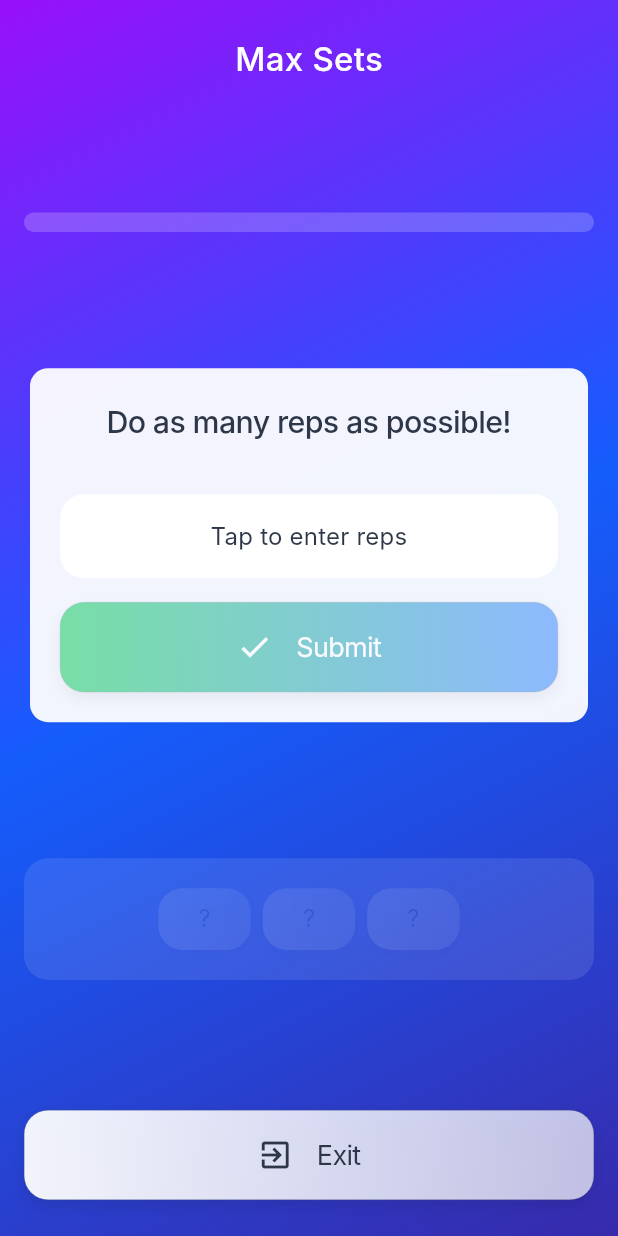
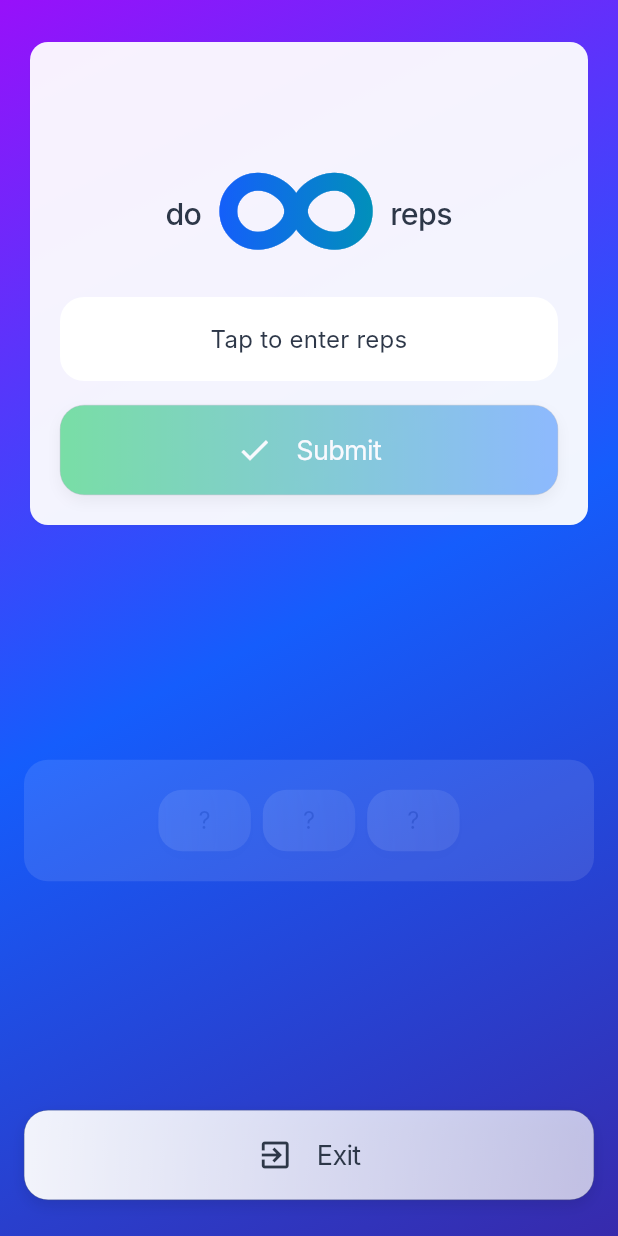
Before and after one commit to SaturnFromTitan/pull-up-ritual, a Flutter app: the screen it shows after launch, after a tap on "Start Workout", on a phone screen of 412 x 824 dp. Run offline on Flutter 3.47's test engine with Material 3 defaults, Android fonts, the phone set to English and light mode, and no system bars; Roboto replaces fonts that are missing (Inter).

Commit message:
feat: remove progressbar and reduce clutter (#12)

```diff
--- a/lib/features/workout/screens/rest_screen.dart
+++ b/lib/features/workout/screens/rest_screen.dart
@@ -3,14 +3,12 @@ import 'package:provider/provider.dart';
 import 'package:pull_up_ritual/common/themes/app_spacing.dart';
 import 'package:pull_up_ritual/common/themes/app_typography.dart';
 import 'package:pull_up_ritual/common/widgets/screen_scaffold.dart';
-import 'package:pull_up_ritual/features/workout/widgets/progress_bar.dart';
 import 'package:pull_up_ritual/features/workout/widgets/set_cards.dart';
 import 'package:pull_up_ritual/features/workout/providers/workout_provider.dart';
 import 'package:pull_up_ritual/common/utils/utils.dart';
 
 class RestScreen extends StatelessWidget {
-  final double progress;
-  const RestScreen({super.key, required this.progress});
+  const RestScreen({super.key});
 
   @override
   Widget build(BuildContext context) {
@@ -27,7 +25,6 @@ class RestScreen extends StatelessWidget {
         mainAxisAlignment: MainAxisAlignment.spaceBetween,
         children: [
           Text(workoutProvider.workout.workoutType.name),
-          WorkoutProgressBar(value: progress),
           Column(
             children: [
               Text(
--- a/lib/features/workout/screens/workouts/_base_workout_screen.dart
+++ b/lib/features/workout/screens/workouts/_base_workout_screen.dart
@@ -7,9 +7,9 @@ import 'package:pull_up_ritual/common/widgets/screen_scaffold.dart';
 import 'package:pull_up_ritual/common/shell_screen.dart';
 import 'package:pull_up_ritual/common/widgets/home_button.dart';
 import 'package:pull_up_ritual/features/workout/widgets/set_cards.dart';
-import 'package:pull_up_ritual/features/workout/widgets/progress_bar.dart';
 import 'package:pull_up_ritual/features/workout/providers/workout_provider.dart';
 import 'package:pull_up_ritual/common/utils/utils.dart';
+import 'package:flutter/cupertino.dart';
 
 import 'package:pull_up_ritual/common/providers/app_provider.dart';
 import 'package:pull_up_ritual/features/workout/models.dart';
@@ -33,8 +33,8 @@ abstract class BaseWorkoutState<T extends BaseWorkoutScreen> extends State<T> {
     return workoutProvider.workout.sets.length;
   }
 
-  double progress(WorkoutProvider workoutProvider) {
-    return getCompletedGroups(workoutProvider) /
+  bool isFinished(WorkoutProvider workoutProvider) {
+    return getCompletedGroups(workoutProvider) ==
         workoutProvider.workout.maxGroups;
   }
 
@@ -51,7 +51,7 @@ abstract class BaseWorkoutState<T extends BaseWorkoutScreen> extends State<T> {
       MaterialPageRoute(
         builder: (_) => ChangeNotifierProvider.value(
           value: workoutProvider,
-          child: RestScreen(progress: progress(workoutProvider)),
+          child: RestScreen(),
         ),
       ),
     );
@@ -76,7 +76,7 @@ abstract class BaseWorkoutState<T extends BaseWorkoutScreen> extends State<T> {
     workoutProvider.addSet(set_);
 
     // navigate
-    if (progress(workoutProvider) == 1) {
+    if (isFinished(workoutProvider)) {
       workoutProvider.finish(appProvider);
       navigateToSuccess(workoutProvider);
     } else {
@@ -92,16 +92,17 @@ abstract class BaseWorkoutState<T extends BaseWorkoutScreen> extends State<T> {
     int? targetReps = getTargetReps();
     Widget inputs = getInputs(workoutProvider, appProvider);
     final instructionTextStyle = AppTypography.headlineLarge;
+    final instructionTarget = targetReps == null
+        ? Icon(CupertinoIcons.infinite, size: 110, color: Colors.white)
+        : Text(
+            targetReps.toString(),
+            style: TextStyle(fontSize: 110, color: Colors.white),
+          );
 
     return ScreenScaffold(
       child: Column(
         mainAxisAlignment: MainAxisAlignment.spaceBetween,
         children: [
-          Text(
-            workoutProvider.workout.workoutType.name,
-            style: AppTypography.displaySmall,
-          ),
-          WorkoutProgressBar(value: progress(workoutProvider)),
           SizedBox(
             width: double.infinity,
             child: Card(
@@ -111,17 +112,8 @@ abstract class BaseWorkoutState<T extends BaseWorkoutScreen> extends State<T> {
                 padding: EdgeInsets.all(AppSpacing.paddingSmall),
                 child: Column(
                   children: [
-                    targetReps == null
-                        ? Column(
-                            children: [
-                              Text(
-                                "Do as many reps as possible!",
-                                style: instructionTextStyle,
-                              ),
-                              SizedBox(height: AppSpacing.xl),
-                            ],
-                          )
-                        : Row(
+                    if (targetReps == null) SizedBox(height: AppSpacing.xxl),
+                    Row(
                       mainAxisAlignment: MainAxisAlignment.center,
                       children: [
                         Text("do", style: instructionTextStyle),
@@ -129,13 +121,7 @@ abstract class BaseWorkoutState<T extends BaseWorkoutScreen> extends State<T> {
                         ShaderMask(
                           shaderCallback: (bounds) =>
                               AppGradients.repCount.createShader(bounds),
-                                child: Text(
-                                  targetReps.toString(),
-                                  style: TextStyle(
-                                    fontSize: 110,
-                                    color: Colors.white,
-                                  ),
-                                ),
+                          child: instructionTarget,
                         ),
                         const SizedBox(width: AppSpacing.sm),
                         Text(
--- a/lib/features/workout/screens/workouts/ladders_screen.dart
+++ b/lib/features/workout/screens/workouts/ladders_screen.dart
@@ -50,7 +50,7 @@ class _LaddersState extends BaseWorkoutState<LaddersScreen> {
       GradientButton(
         onPressed: () {
           // have to increment completedLadders before calling finishSet
-          // so that progress() is evaluated correctly
+          // so that isFinished() is evaluated correctly
           _completedGroups++;
           finishSet(
             group: _completedGroups,
@@ -78,7 +78,7 @@ class _LaddersState extends BaseWorkoutState<LaddersScreen> {
     var customRepsForm = RepsForm(
       onValidSubmit: (int reps) {
         // have to increment completedLadders before calling finishSet
-        // so that progress() is evaluated correctly
+        // so that isFinished() is evaluated correctly
         _completedGroups++;
         finishSet(
           group: _completedGroups,
--- a/lib/features/workout/widgets/progress_bar.dart
+++ /dev/null
@@ -1,34 +0,0 @@
-import 'package:flutter/material.dart';
-import 'package:pull_up_ritual/common/themes/app_colors.dart';
-import 'package:pull_up_ritual/common/themes/app_spacing.dart';
-import 'package:pull_up_ritual/common/widgets/gradient_surface.dart';
-
-class WorkoutProgressBar extends StatelessWidget {
-  final double value;
-  const WorkoutProgressBar({super.key, required this.value});
-
-  static const double height = 13.0;
-  static final BorderRadius borderRadius = BorderRadius.circular(
-    AppSpacing.radiusFull,
-  );
-
-  @override
-  Widget build(BuildContext context) {
-    return Container(
-      height: height,
-      width: double.infinity,
-      decoration: BoxDecoration(
-        color: AppColors.glassBorderInactive,
-        borderRadius: borderRadius,
-      ),
-      child: FractionallySizedBox(
-        widthFactor: value,
-        alignment: Alignment.centerLeft,
-        child: GradientSurface(
-          gradient: AppGradients.primary,
-          borderRadius: borderRadius,
-        ),
-      ),
-    );
-  }
-}
--- a/pubspec.yaml
+++ b/pubspec.yaml
@@ -7,6 +7,7 @@ environment:
   sdk: ^3.9.0
 
 dependencies:
+  cupertino_icons: ^1.0.8
   flutter:
     sdk: flutter
   provider: ^6.1.5
```
Also changed, not shown: pubspec.lock. Lines whose indentation alone changed are shown as unchanged.
